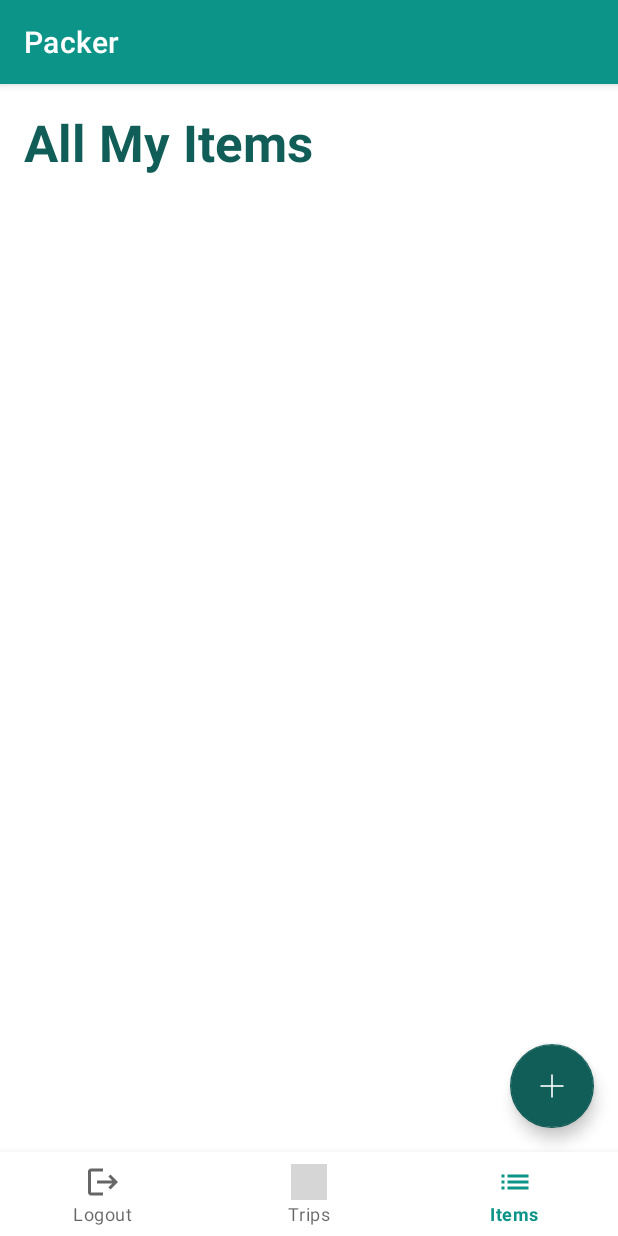
After one commit to CS388Group6/App, an Android app: the MyItemList screen opened directly, with no data from a screen before it, on a phone screen of 412 x 824 dp. The commit adds this screen. Run offline under Robolectric (Android 15) with nearby library versions, the phone set to English and light mode, and no system bars; our stand-ins replace Firebase (no records; nobody signed in at launch, a user with empty details on screens opened directly); grey boxes are pictures that could not be loaded.

Commit message:
Created Trip list and item list with there adapter file

```diff
--- a/app/src/main/AndroidManifest.xml
+++ b/app/src/main/AndroidManifest.xml
@@ -1,7 +1,7 @@
 <?xml version="1.0" encoding="utf-8"?>
 <manifest xmlns:android="http://schemas.android.com/apk/res/android"
     xmlns:tools="http://schemas.android.com/tools">
-
+    <uses-permission android:name="android.permission.INTERNET"/>
     <application
         android:allowBackup="true"
         android:dataExtractionRules="@xml/data_extraction_rules"
@@ -11,7 +11,11 @@
         android:supportsRtl="true"
         android:theme="@style/Theme.Packer"
         tools:targetApi="31">
+        <activity android:name=".MyItemList"
+            android:exported="true"/>
         <activity android:name=".SignUp"
+            android:exported="true"/>
+        <activity android:name=".TripList"
             android:exported="true"/>
         <activity
             android:name=".MainActivity"
--- /dev/null
+++ b/app/src/main/java/com/cs388group6/packer/MyItemList.kt
@@ -0,0 +1,59 @@
+package com.cs388group6.packer
+
+import android.content.Intent
+import android.os.Bundle
+import androidx.appcompat.app.AppCompatActivity
+import androidx.recyclerview.widget.LinearLayoutManager
+import androidx.recyclerview.widget.RecyclerView
+import com.google.android.material.bottomnavigation.BottomNavigationView
+import com.google.firebase.database.DatabaseReference
+import com.google.firebase.database.FirebaseDatabase
+
+class MyItemList : AppCompatActivity(){
+    private lateinit var database: DatabaseReference
+    private lateinit var adapter: MyItemListAdapter
+    override fun onCreate(savedInstanceState: Bundle?) {
+        super.onCreate(savedInstanceState)
+        setContentView(R.layout.my_items_list_screen)
+
+        database = FirebaseDatabase.getInstance().reference
+        val recyclerView = findViewById<RecyclerView>(R.id.myItemsListScreenRV)
+        recyclerView.layoutManager = LinearLayoutManager(this)
+        adapter = MyItemListAdapter(ArrayList())
+        recyclerView.adapter = adapter
+
+        //Set default selection
+        val bottomNavigationView1: BottomNavigationView = findViewById(R.id.bottom_navigation)
+        bottomNavigationView1.setOnItemSelectedListener { item ->
+            when (item.itemId) {
+                R.id.nav_login -> { true }
+                R.id.nav_logout -> {true }
+                R.id.nav_home -> { true }
+                R.id.nav_list -> { true }
+            }
+            true
+        }
+        bottomNavigationView1.selectedItemId = R.id.nav_list
+
+        // Bottom Navigation Selection
+        val bottomNavigationView: BottomNavigationView = findViewById(R.id.bottom_navigation)
+        bottomNavigationView.setOnItemSelectedListener { item ->
+            when (item.itemId) {
+                R.id.nav_login -> {
+                    startActivity(Intent(this, MainActivity::class.java))
+                }
+                R.id.nav_logout -> {
+                    startActivity(Intent(this, MainActivity::class.java))
+                }
+                R.id.nav_home -> {
+                    startActivity(Intent(this, TripList::class.java))
+                }
+                R.id.nav_list -> {
+                    startActivity(Intent(this, MyItemList::class.java))
+                }
+            }
+            true
+        }
+
+    }
+}
--- a/app/src/main/res/layout/my_items_list_screen.xml
+++ b/app/src/main/res/layout/my_items_list_screen.xml
@@ -9,11 +9,11 @@
         android:id="@+id/myItemsListScreenTitle"
         android:layout_width="wrap_content"
         android:layout_height="wrap_content"
-        android:layout_marginStart="32dp"
-        android:layout_marginTop="32dp"
+        android:layout_marginStart="16dp"
+        android:layout_marginTop="16dp"
         android:text="All My Items"
         android:textColor="#115E59"
-        android:textSize="24sp"
+        android:textSize="34sp"
         android:textStyle="bold"
         app:layout_constraintStart_toStartOf="parent"
         app:layout_constraintTop_toTopOf="parent" />
@@ -21,10 +21,34 @@
     <androidx.recyclerview.widget.RecyclerView
         android:id="@+id/myItemsListScreenRV"
         android:layout_width="409dp"
-        android:layout_height="825dp"
-        android:layout_marginTop="32dp"
+        android:layout_height="600dp"
+        app:layout_constraintBottom_toTopOf="@+id/bottom_navigation"
+        app:layout_constraintEnd_toEndOf="parent"
+        app:layout_constraintHorizontal_bias="1.0"
+        app:layout_constraintStart_toStartOf="parent"
+        app:layout_constraintTop_toBottomOf="@+id/myItemsListScreenTitle"
+        app:layout_constraintVertical_bias="0.495"
+        tools:listitem="@layout/items_list_rv_row"/>
+
+    <com.google.android.material.floatingactionbutton.FloatingActionButton
+        android:id="@+id/floatingActionButton"
+        android:layout_width="wrap_content"
+        android:layout_height="wrap_content"
+        android:layout_marginEnd="16dp"
+        android:layout_marginBottom="16dp"
+        android:clickable="true"
+        app:tint="#FFFFFF"
+        app:backgroundTint="#115E59"
+        app:layout_constraintBottom_toTopOf="@+id/bottom_navigation"
+        app:layout_constraintEnd_toEndOf="parent"
+        app:srcCompat="@drawable/add_icon" />
+
+    <com.google.android.material.bottomnavigation.BottomNavigationView
+        android:id="@+id/bottom_navigation"
+        android:layout_width="match_parent"
+        android:layout_height="wrap_content"
+        android:layout_alignParentBottom="true"
         app:layout_constraintBottom_toBottomOf="parent"
-        app:layout_constraintEnd_toEndOf="parent"
-        app:layout_constraintStart_toStartOf="parent"
-        app:layout_constraintTop_toBottomOf="@+id/myItemsListScreenTitle" />
+        app:menu="@menu/bottom_navigation_home_menu" />
+
 </androidx.constraintlayout.widget.ConstraintLayout>
--- a/app/src/main/res/layout/signup_screen.xml
+++ b/app/src/main/res/layout/signup_screen.xml
@@ -68,6 +68,7 @@
         android:layout_height="wrap_content"
         android:layout_alignParentBottom="true"
         app:layout_constraintBottom_toBottomOf="parent"
-        app:menu="@menu/bottom_navigation_home_menu" />
+        app:menu="@menu/bottom_navigation_menu" />
+
 
 </androidx.constraintlayout.widget.ConstraintLayout>
```
Also changed, not shown: app/src/main/java/com/cs388group6/packer/Item.kt (added, +9 -0 lines), app/src/main/java/com/cs388group6/packer/MainActivity.kt (+18 -10 lines), app/src/main/java/com/cs388group6/packer/MyItemListAdapter.kt (added, +40 -0 lines), app/src/main/java/com/cs388group6/packer/SignUp.kt (+10 -5 lines), app/src/main/java/com/cs388group6/packer/Trip.kt (added, +11 -0 lines), app/src/main/java/com/cs388group6/packer/TripList.kt (added, +76 -0 lines), app/src/main/java/com/cs388group6/packer/TripListAdapter.kt (added, +46 -0 lines), app/src/main/res/layout/trips_list_screen.xml (+16 -4 lines).
